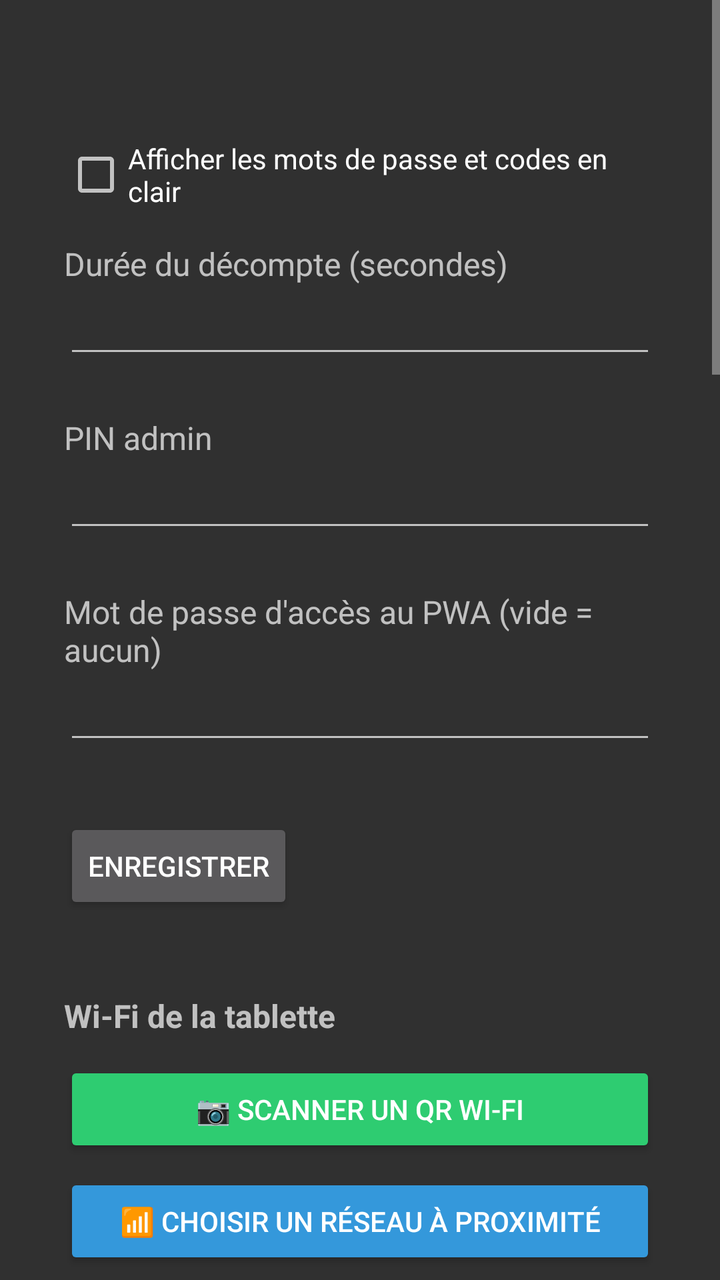
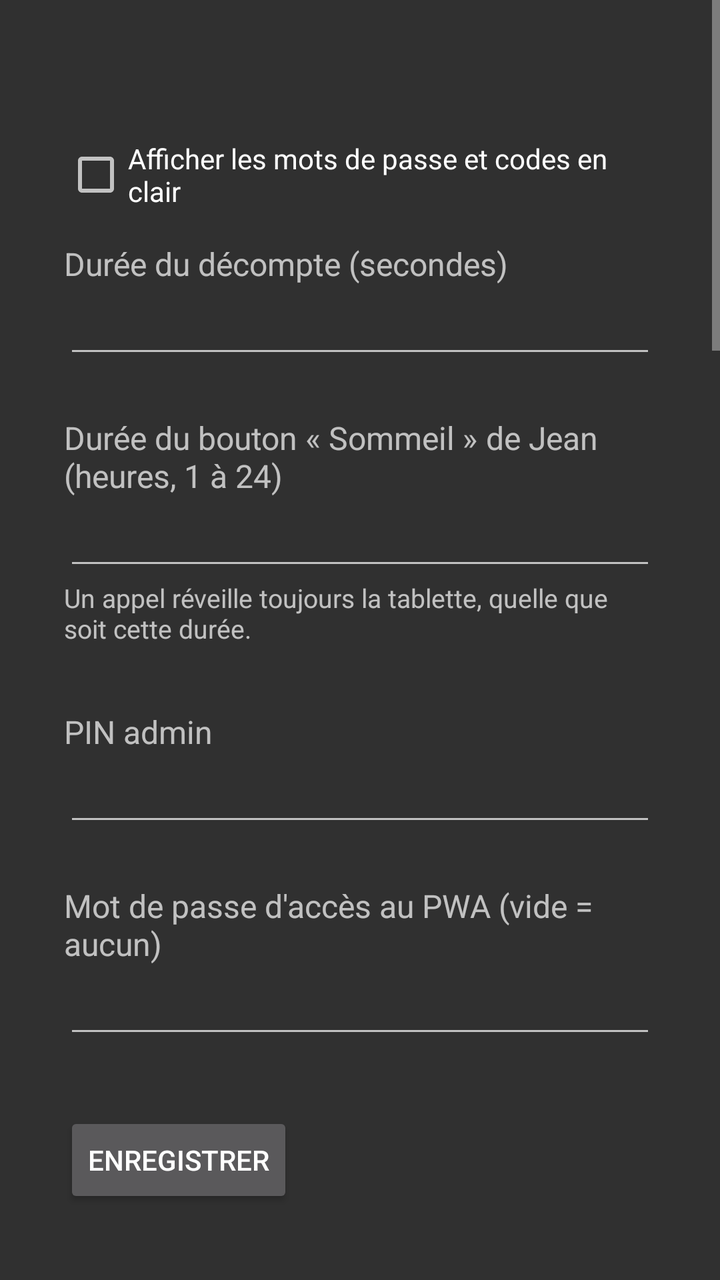

The first picture is an Android layout as it rendered before a commit; the second is the same layout after the commit. The layout source and the unified diff follow.
<!-- AndroidManifest.xml: application theme Theme.AppCompat.NoActionBar -->
<!-- res/layout/activity_admin_settings.xml -->
<?xml version="1.0" encoding="utf-8"?>
<ScrollView xmlns:android="http://schemas.android.com/apk/res/android"
    android:layout_width="match_parent"
    android:layout_height="match_parent">
<LinearLayout
    android:layout_width="match_parent"
    android:layout_height="wrap_content"
    android:orientation="vertical"
    android:padding="32dp">

    <TextView
        android:id="@+id/textInstalledVersion"
        android:layout_width="wrap_content"
        android:layout_height="wrap_content"
        android:layout_marginBottom="16dp"
        android:textSize="16sp"
        android:textStyle="bold" />

    <CheckBox
        android:id="@+id/checkboxShowPasswords"
        android:layout_width="wrap_content"
        android:layout_height="wrap_content"
        android:layout_marginBottom="16dp"
        android:text="Afficher les mots de passe et codes en clair" />

    <TextView
        android:layout_width="wrap_content"
        android:layout_height="wrap_content"
        android:text="Durée du décompte (secondes)"
        android:textSize="16sp" />

    <EditText
        android:id="@+id/inputCountdownSeconds"
        android:layout_width="match_parent"
        android:layout_height="wrap_content"
        android:inputType="number" />

    <TextView
        android:layout_width="wrap_content"
        android:layout_height="wrap_content"
        android:layout_marginTop="24dp"
        android:text="PIN admin"
        android:textSize="16sp" />

    <EditText
        android:id="@+id/inputAdminPin"
        android:layout_width="match_parent"
        android:layout_height="wrap_content"
        android:inputType="numberPassword" />

    
    <TextView
        android:layout_width="wrap_content"
        android:layout_height="wrap_content"
        android:layout_marginTop="24dp"
        android:text="Mot de passe d'accès au PWA (vide = aucun)"
        android:textSize="16sp" />

    <EditText
        android:id="@+id/inputAccessPassword"
        android:layout_width="match_parent"
        android:layout_height="wrap_content"
        android:inputType="textPassword" />

    <Button
        android:id="@+id/buttonSaveAdminSettings"
        android:layout_width="wrap_content"
        android:layout_height="wrap_content"
        android:layout_marginTop="32dp"
        android:text="Enregistrer" />

    
    <TextView
        android:layout_width="wrap_content"
        android:layout_height="wrap_content"
        android:layout_marginTop="40dp"
        android:text="Wi-Fi de la tablette"
        android:textSize="16sp"
        android:textStyle="bold" />

    <Button
        android:id="@+id/buttonScanWifiQr"
        android:layout_width="match_parent"
        android:layout_height="wrap_content"
        android:layout_marginTop="12dp"
        android:text="📷 Scanner un QR Wi-Fi"
        android:backgroundTint="#2ECC71" />

    <Button
        android:id="@+id/buttonPickWifiNetwork"
        android:layout_width="match_parent"
        android:layout_height="wrap_content"
        android:layout_marginTop="8dp"
        android:text="📶 Choisir un réseau à proximité"
        android:backgroundTint="#3498DB" />

    <TextView
        android:layout_width="wrap_content"
        android:layout_height="wrap_content"
        android:layout_marginTop="20dp"
        android:text="Ou saisir manuellement :"
        android:textSize="14sp" />

    <TextView
        android:layout_width="wrap_content"
        android:layout_height="wrap_content"
        android:layout_marginTop="8dp"
        android:text="Nom du réseau (SSID)"
        android:textSize="14sp" />

    <EditText
        android:id="@+id/inputWifiSsid"
        android:layout_width="match_parent"
        android:layout_height="wrap_content" />

    <TextView
        android:layout_width="wrap_content"
        android:layout_height="wrap_content"
        android:layout_marginTop="16dp"
        android:text="Mot de passe (laisser vide si réseau ouvert avec portail de connexion)"
        android:textSize="14sp" />

    <EditText
        android:id="@+id/inputWifiPassword"
        android:layout_width="match_parent"
        android:layout_height="wrap_content"
        android:inputType="textPassword" />

    <Button
        android:id="@+id/buttonConnectWifi"
        android:layout_width="wrap_content"
        android:layout_height="wrap_content"
        android:layout_marginTop="16dp"
        android:text="Se connecter à ce Wi-Fi" />

    <TextView
        android:id="@+id/textWifiStatus"
        android:layout_width="wrap_content"
        android:layout_height="wrap_content"
        android:layout_marginTop="8dp"
        android:textSize="14sp"
        android:text="" />

    
    <WebView
        android:id="@+id/webViewCaptivePortal"
        android:layout_width="match_parent"
        android:layout_height="400dp"
        android:layout_marginTop="12dp"
        android:visibility="gone" />

    <Button
        android:id="@+id/buttonValidateCaptivePortal"
        android:layout_width="wrap_content"
        android:layout_height="wrap_content"
        android:layout_marginTop="8dp"
        android:text="J'ai validé le portail — revérifier"
        android:visibility="gone" />

    
    <Button
        android:id="@+id/buttonOpenBrowser"
        android:layout_width="match_parent"
        android:layout_height="wrap_content"
        android:layout_marginTop="12dp"
        android:text="🌐 Ouvrir un navigateur (10 min)"
        android:backgroundTint="#8E44AD" />

    <TextView
        android:id="@+id/textBrowserAccessStatus"
        android:layout_width="wrap_content"
        android:layout_height="wrap_content"
        android:layout_marginTop="8dp"
        android:textSize="14sp"
        android:text="" />

    
    <TextView
        android:layout_width="wrap_content"
        android:layout_height="wrap_content"
        android:layout_marginTop="40dp"
        android:text="Clé API AssemblyAI (labo de transcription)"
        android:textSize="16sp"
        android:textStyle="bold" />

    <EditText
        android:id="@+id/inputAssemblyAiKey"
        android:layout_width="match_parent"
        android:layout_height="wrap_content"
        android:inputType="textPassword" />

    
    <TextView
        android:layout_width="wrap_content"
        android:layout_height="wrap_content"
        android:layout_marginTop="24dp"
        android:text="Clé API Gladia"
        android:textSize="16sp"
        android:textStyle="bold" />

    <EditText
        android:id="@+id/inputGladiaKey"
        android:layout_width="match_parent"
        android:layout_height="wrap_content"
        android:inputType="textPassword" />

    <TextView
        android:layout_width="wrap_content"
        android:layout_height="wrap_content"
        android:layout_marginTop="24dp"
        android:text="Clé d'accès Picovoice"
        android:textSize="16sp"
        android:textStyle="bold" />

    
    <EditText
        android:id="@+id/inputPicovoiceKey"
        android:layout_width="match_parent"
        android:layout_height="wrap_content"
        android:inputType="textPassword" />

    
    <TextView
        android:layout_width="wrap_content"
        android:layout_height="wrap_content"
        android:layout_marginTop="40dp"
        android:text="Surveillance du son — état en direct"
        android:textSize="16sp"
        android:textStyle="bold" />

    <TextView
        android:id="@+id/textRoomSoundStatus"
        android:layout_width="match_parent"
        android:layout_height="wrap_content"
        android:layout_marginTop="8dp"
        android:fontFamily="monospace"
        android:textSize="14sp"
        android:text="Connexion au service…" />

    
    <TextView
        android:layout_width="wrap_content"
        android:layout_height="wrap_content"
        android:layout_marginTop="40dp"
        android:text="Ordre des zones sur l'écran de Jean"
        android:textSize="16sp"
        android:textStyle="bold" />

    <TextView
        android:layout_width="wrap_content"
        android:layout_height="wrap_content"
        android:layout_marginTop="8dp"
        android:text="De haut en bas. Date/météo, paroles de la pièce, appel."
        android:textSize="14sp" />

    <Spinner
        android:id="@+id/spinnerZoneOrder"
        android:layout_width="match_parent"
        android:layout_height="wrap_content"
        android:layout_marginTop="4dp" />

    
    <TextView
        android:layout_width="wrap_content"
        android:layout_height="wrap_content"
        android:layout_marginTop="40dp"
        android:text="Réveil de l'écran au son"
        android:textSize="16sp"
        android:textStyle="bold" />

    <CheckBox
        android:id="@+id/checkboxRoomWakeEnabled"
        android:layout_width="wrap_content"
        android:layout_height="wrap_content"
        android:layout_marginTop="8dp"
        android:text="Réveiller l'écran au moindre son de la pièce" />

    <TextView
        android:layout_width="wrap_content"
        android:layout_height="wrap_content"
        android:layout_marginTop="12dp"
        android:text="Sensibilité (plus petit = plus sensible, ex. 1000)"
        android:textSize="14sp" />

    
    <CheckBox
        android:id="@+id/checkboxBlockWakeAtNight"
        android:layout_width="wrap_content"
        android:layout_height="wrap_content"
        android:layout_marginTop="16dp"
        android:text="Ne pas réveiller l'écran la nuit" />

    <TextView
        android:layout_width="wrap_content"
        android:layout_height="wrap_content"
        android:layout_marginTop="8dp"
        android:text="Nuit : de … h à … h (heures, 0 à 23)"
        android:textSize="14sp" />

    <LinearLayout
        android:layout_width="match_parent"
        android:layout_height="wrap_content"
        android:orientation="horizontal">

        <EditText
            android:id="@+id/inputNightStartHour"
            android:layout_width="0dp"
            android:layout_weight="1"
            android:layout_height="wrap_content"
            android:hint="Début"
            android:inputType="number" />

        <EditText
            android:id="@+id/inputNightEndHour"
            android:layout_width="0dp"
            android:layout_weight="1"
            android:layout_height="wrap_content"
            android:layout_marginStart="12dp"
            android:hint="Fin"
            android:inputType="number" />
        
    <TextView
        android:layout_width="match_parent"
        android:layout_height="wrap_content"
        android:layout_marginTop="32dp"
        android:textStyle="bold"
        android:text="Bascule vers Transcription instantanée" />

    <TextView
        android:id="@+id/textHandoffState"
        android:layout_width="match_parent"
        android:layout_height="wrap_content"
        android:layout_marginTop="4dp"
        android:textSize="13sp"
        android:text="" />

    <Button
        android:id="@+id/buttonOverlayPermission"
        android:layout_width="match_parent"
        android:layout_height="wrap_content"
        android:layout_marginTop="8dp"
        android:text="Autoriser le bandeau de retour" />

    
    <Button
        android:id="@+id/buttonTestHandoff"
        android:layout_width="match_parent"
        android:layout_height="wrap_content"
        android:layout_marginTop="4dp"
        android:text="Tester la bascule maintenant" />

</LinearLayout>

    <EditText
        android:id="@+id/inputRoomWakeThreshold"
        android:layout_width="match_parent"
        android:layout_height="wrap_content"
        android:inputType="number" />

    <Button
        android:id="@+id/buttonTranscriptionLab"
        android:layout_width="match_parent"
        android:layout_height="wrap_content"
        android:layout_marginTop="24dp"
        android:text="Labo de comparaison des moteurs" />

    
    <TextView
        android:layout_width="match_parent"
        android:layout_height="wrap_content"
        android:layout_marginTop="24dp"
        android:textStyle="bold"
        android:text="Voix de Jean" />

    <TextView
        android:layout_width="match_parent"
        android:layout_height="wrap_content"
        android:layout_marginTop="4dp"
        android:textSize="13sp"
        android:text="Ses propres paroles s'affichent en retrait, pour laisser la place à celles qu'il a besoin de lire. Faites-le parler normalement pendant vingt secondes, sans que personne d'autre ne parle." />

    <TextView
        android:id="@+id/textVoiceEnrollmentState"
        android:layout_width="match_parent"
        android:layout_height="wrap_content"
        android:layout_marginTop="8dp"
        android:textSize="13sp"
        android:text="" />

    <Button
        android:id="@+id/buttonLearnJeanVoice"
        android:layout_width="match_parent"
        android:layout_height="wrap_content"
        android:layout_marginTop="8dp"
        android:text="Apprendre la voix de Jean (20 s)" />

    <Button
        android:id="@+id/buttonForgetJeanVoice"
        android:layout_width="match_parent"
        android:layout_height="wrap_content"
        android:layout_marginTop="4dp"
        android:text="Oublier la voix enregistrée" />

</LinearLayout>
</ScrollView>
<!-- resources referenced by this layout -->
<resources>

</resources>

<!-- the commit's change to res/layout/activity_admin_settings.xml (unified diff, before → after) -->
@@ -39,6 +39,26 @@
         android:layout_width="wrap_content"
         android:layout_height="wrap_content"
         android:layout_marginTop="24dp"
+        android:text="Durée du bouton « Sommeil » de Jean (heures, 1 à 24)"
+        android:textSize="16sp" />
+
+    <EditText
+        android:id="@+id/inputSleepHours"
+        android:layout_width="match_parent"
+        android:layout_height="wrap_content"
+        android:inputType="number" />
+
+    <TextView
+        android:layout_width="match_parent"
+        android:layout_height="wrap_content"
+        android:layout_marginBottom="8dp"
+        android:text="Un appel réveille toujours la tablette, quelle que soit cette durée."
+        android:textSize="13sp" />
+
+    <TextView
+        android:layout_width="wrap_content"
+        android:layout_height="wrap_content"
+        android:layout_marginTop="24dp"
         android:text="PIN admin"
         android:textSize="16sp" />
 
